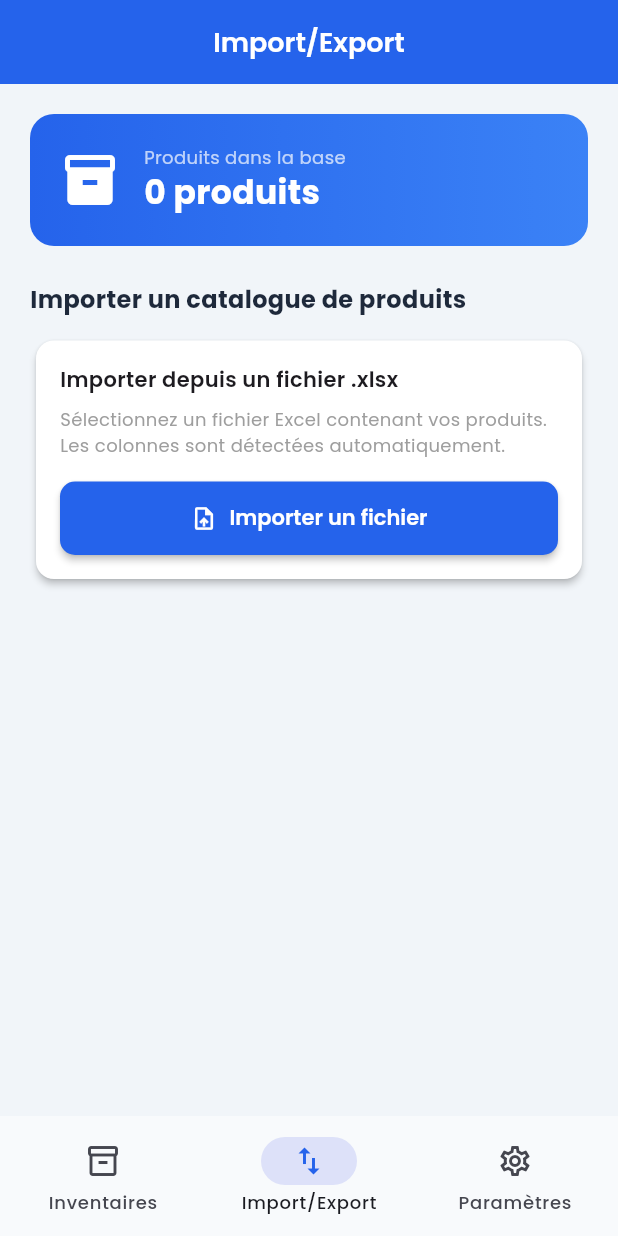
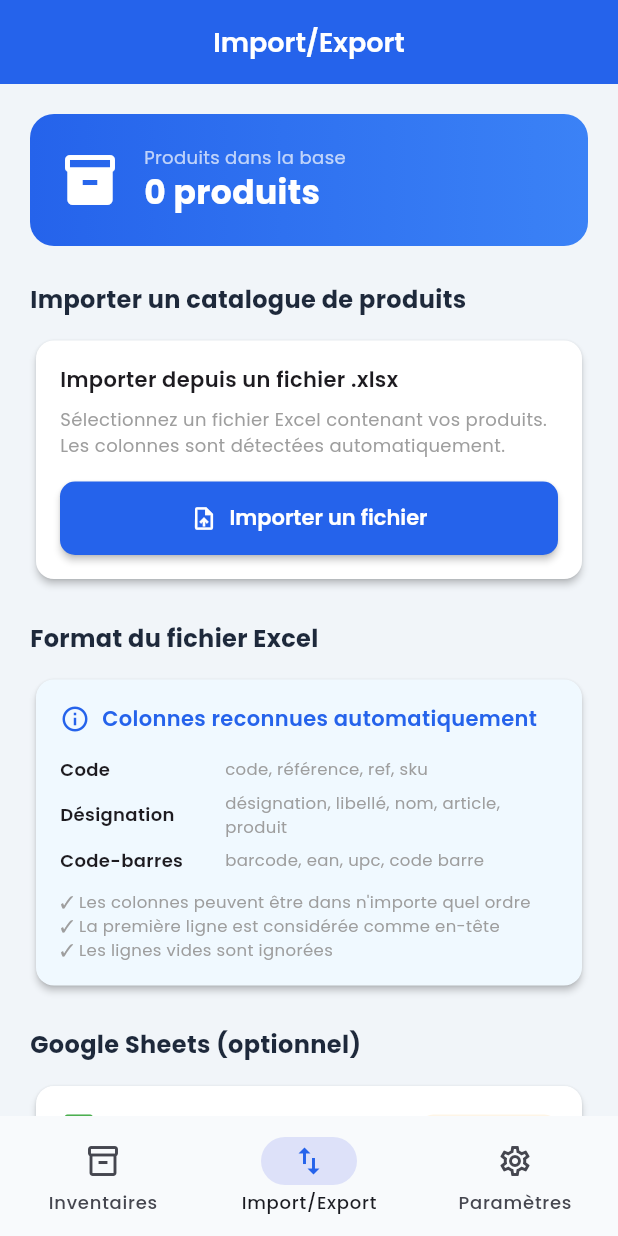
Before and after one commit to aissaboukr-hub/flutter_inventory, a Flutter app: the screen it shows after launch, item 2 of the bottom bar chosen, after a tap on "Importer un fichier", on a phone screen of 412 x 824 dp. Run offline on Flutter 3.47's test engine with Material 3 defaults, Android fonts, the light colour scheme and no system bars; our stand-ins replace file_picker, flutter_slidable, flutter_staggered_animations, google_fonts, open_filex, share_plus and 1 more; missing offline and left inert: excel, gsheets, mobile_scanner; accounts and stored records are empty; network calls fail.

Commit message:
Mise à jour du projet

```diff
--- a/lib/screens/import_export_screen.dart
+++ b/lib/screens/import_export_screen.dart
@@ -3,7 +3,6 @@ import 'package:flutter_inventory/database/database_helper.dart';
 import 'package:flutter_inventory/services/excel_service.dart';
 import 'package:flutter_inventory/theme/app_theme.dart';
 import 'package:flutter_inventory/l10n/app_localizations.dart';
-import '../services/excel_progress_service.dart';
 
 class ImportExportScreen extends StatefulWidget {
   const ImportExportScreen({super.key});
@@ -14,9 +13,7 @@ class ImportExportScreen extends StatefulWidget {
 
 class _ImportExportScreenState extends State<ImportExportScreen> {
   bool _importing = false;
-  double _progress = 0;
   int _productCount = 0;
-  int _importedCount = 0;
   String? _lastImportInfo;
 
   @override
@@ -31,62 +28,35 @@ class _ImportExportScreenState extends State<ImportExportScreen> {
   }
 
   Future<void> _importFromFile() async {
-    setState(() {
-      _importing = true;
-      _progress = 0;
-    });
-
+    setState(() => _importing = true);
     try {
       final (products, result) = await ExcelService.importProductsFromFile();
 
-      if (products.isEmpty && !result.hasErrors) return;
+      if (products.isEmpty && !result.hasErrors) {
+        setState(() => _importing = false);
+        return;
+      }
 
       if (products.isNotEmpty) {
+        // Confirmer l'import
         final confirmed = await _showImportPreview(products.length, result);
         if (confirmed == true) {
           final inserted = await DatabaseHelper.instance.insertProductsBatch(products);
           await _loadProductCount();
           setState(() {
-            _importedCount = inserted;
             _lastImportInfo = '$inserted produits importés';
           });
-          if (mounted) _showSnack('$inserted produits importés avec succès', AppTheme.secondaryColor);
+          if (mounted) {
+            _showSnack('$inserted produits importés avec succès', AppTheme.secondaryColor);
+          }
         }
       }
 
-      if (result.hasErrors && mounted) _showErrorsDialog(result.errorMessages);
+      if (result.hasErrors && mounted) {
+        _showErrorsDialog(result.errorMessages);
+      }
     } catch (e) {
       if (mounted) _showSnack('Erreur: $e', AppTheme.errorColor);
-    } finally {
-      if (mounted) setState(() => _importing = false);
-    }
-  }
-
-  Future<void> _importFromFileWithProgress() async {
-    setState(() {
-      _importing = true;
-      _progress = 0;
-    });
-
-    try {
-      final products = await ExcelProgressImportService.importProducts((progress) {
-        if (mounted) setState(() => _progress = progress);
-      });
-
-      if (products.isEmpty) return;
-
-      final confirmed = await _showImportPreviewSimple(products.length);
-      if (confirmed == true) {
-        final inserted = await DatabaseHelper.instance.insertProductsBatch(products);
-        await _loadProductCount();
-        setState(() {
-          _importedCount = inserted;
-          _lastImportInfo = '$inserted produits importés';
-        });
-        _showSnack('$inserted produits importés avec succès', AppTheme.secondaryColor);
-      }
-    } catch (e) {
-      _showSnack('Erreur import: $e', AppTheme.errorColor);
     } finally {
       if (mounted) setState(() => _importing = false);
     }
@@ -110,21 +80,6 @@ class _ImportExportScreenState extends State<ImportExportScreen> {
                 style: TextStyle(fontSize: 12, color: Colors.grey)),
           ],
         ),
-        actions: [
-          TextButton(onPressed: () => Navigator.pop(ctx, false), child: const Text('Annuler')),
-          ElevatedButton(onPressed: () => Navigator.pop(ctx, true), child: const Text('Importer')),
-        ],
-      ),
-    );
-  }
-
-  Future<bool?> _showImportPreviewSimple(int count) {
-    return showDialog<bool>(
-      context: context,
-      builder: (ctx) => AlertDialog(
-        icon: const Icon(Icons.upload_file, color: AppTheme.primaryColor, size: 48),
-        title: const Text('Confirmer l\'import'),
-        content: Text('$count produits valides prêts à être importés.'),
         actions: [
           TextButton(onPressed: () => Navigator.pop(ctx, false), child: const Text('Annuler')),
           ElevatedButton(onPressed: () => Navigator.pop(ctx, true), child: const Text('Importer')),
@@ -187,15 +142,6 @@ class _ImportExportScreenState extends State<ImportExportScreen> {
     );
   }
 
-  Widget _infoRow(IconData icon, String text, Color color) => Padding(
-        padding: const EdgeInsets.symmetric(vertical: 4),
-        child: Row(children: [
-          Icon(icon, color: color, size: 20),
-          const SizedBox(width: 8),
-          Text(text),
-        ]),
-      );
-
   @override
   Widget build(BuildContext context) {
     final l10n = AppLocalizations.of(context);
@@ -211,16 +157,23 @@ class _ImportExportScreenState extends State<ImportExportScreen> {
             // Carte stats produits
             _buildStatsCard(),
             const SizedBox(height: 24),
+
+            // Section Import
             _sectionTitle('Importer un catalogue de produits'),
             const SizedBox(height: 12),
             _buildImportCard(),
-            if (_importing) ...[
-              const SizedBox(height: 16),
-              LinearProgressIndicator(value: _progress, minHeight: 10),
-              const SizedBox(height: 4),
-              Text('${(_progress * 100).toStringAsFixed(0)} %',
-                  style: const TextStyle(fontSize: 12)),
-            ],
+            const SizedBox(height: 24),
+
+            // Section format attendu
+            _sectionTitle('Format du fichier Excel'),
+            const SizedBox(height: 12),
+            _buildFormatCard(),
+            const SizedBox(height: 24),
+
+            // Section Google Sheets
+            _sectionTitle('Google Sheets (optionnel)'),
+            const SizedBox(height: 12),
+            _buildGSheetsCard(),
           ],
         ),
       ),
@@ -242,14 +195,9 @@ class _ImportExportScreenState extends State<ImportExportScreen> {
           const Text('Produits dans la base',
               style: TextStyle(color: Colors.white70, fontSize: 12)),
           Text('$_productCount produits',
-                  style: const TextStyle(
-                      color: Colors.white,
-                      fontSize: 22,
-                      fontWeight: FontWeight.bold)),
+              style: const TextStyle(color: Colors.white, fontSize: 22, fontWeight: FontWeight.bold)),
           if (_lastImportInfo != null)
-                Text(_lastImportInfo!,
-                    style:
-                        const TextStyle(color: Colors.white70, fontSize: 11)),
+            Text(_lastImportInfo!, style: const TextStyle(color: Colors.white70, fontSize: 11)),
         ]),
       ],
     ),
@@ -274,16 +222,14 @@ class _ImportExportScreenState extends State<ImportExportScreen> {
             children: [
               Expanded(
                 child: ElevatedButton.icon(
-                      onPressed: _importing ? null : _importFromFileWithProgress,
+                  onPressed: _importing ? null : _importFromFile,
                   icon: _importing
                       ? const SizedBox(
                           width: 16,
                           height: 16,
-                              child: CircularProgressIndicator(
-                                  strokeWidth: 2, color: Colors.white))
+                          child: CircularProgressIndicator(strokeWidth: 2, color: Colors.white))
                       : const Icon(Icons.upload_file),
-                      label:
-                          Text(_importing ? 'Import en cours...' : 'Importer un fichier'),
+                  label: Text(_importing ? 'Import en cours...' : 'Importer un fichier'),
                 ),
               ),
               if (_productCount > 0) ...[
@@ -301,7 +247,99 @@ class _ImportExportScreenState extends State<ImportExportScreen> {
     ),
   );
 
+  Widget _buildFormatCard() => Card(
+    color: const Color(0xFFF0F9FF),
+    child: Padding(
+      padding: const EdgeInsets.all(16),
+      child: Column(
+        crossAxisAlignment: CrossAxisAlignment.start,
+        children: [
+          const Row(children: [
+            Icon(Icons.info_outline, color: AppTheme.primaryColor, size: 20),
+            SizedBox(width: 8),
+            Text('Colonnes reconnues automatiquement',
+                style: TextStyle(fontWeight: FontWeight.w600, color: AppTheme.primaryColor)),
+          ]),
+          const SizedBox(height: 12),
+          _formatRow('Code', 'code, référence, ref, sku'),
+          _formatRow('Désignation', 'désignation, libellé, nom, article, produit'),
+          _formatRow('Code-barres', 'barcode, ean, upc, code barre'),
+          const SizedBox(height: 8),
+          const Text(
+            '✓ Les colonnes peuvent être dans n\'importe quel ordre\n'
+            '✓ La première ligne est considérée comme en-tête\n'
+            '✓ Les lignes vides sont ignorées',
+            style: TextStyle(fontSize: 11, color: Colors.grey),
+          ),
+        ],
+      ),
+    ),
+  );
+
+  Widget _buildGSheetsCard() => Card(
+    child: Padding(
+      padding: const EdgeInsets.all(16),
+      child: Column(
+        crossAxisAlignment: CrossAxisAlignment.start,
+        children: [
+          Row(children: [
+            Image.network(
+              'https://ssl.gstatic.com/docs/spreadsheets/favicon3.ico',
+              width: 24,
+              errorBuilder: (_, __, ___) => const Icon(Icons.table_chart, color: Colors.green),
+            ),
+            const SizedBox(width: 8),
+            const Text('Google Sheets', style: TextStyle(fontWeight: FontWeight.w600)),
+            const Spacer(),
+            Container(
+              padding: const EdgeInsets.symmetric(horizontal: 8, vertical: 2),
+              decoration: BoxDecoration(
+                color: AppTheme.warningColor.withOpacity(0.1),
+                borderRadius: BorderRadius.circular(10),
+              ),
+              child: const Text('Config requise', style: TextStyle(fontSize: 10, color: AppTheme.warningColor)),
+            ),
+          ]),
+          const SizedBox(height: 8),
+          const Text(
+            'Configurez votre compte de service Google dans les Paramètres pour activer la synchronisation avec Google Sheets.',
+            style: TextStyle(fontSize: 12, color: Colors.grey),
+          ),
+          const SizedBox(height: 12),
+          OutlinedButton.icon(
+            onPressed: () {
+              ScaffoldMessenger.of(context).showSnackBar(
+                const SnackBar(content: Text('Configurez Google Sheets dans les paramètres')),
+              );
+            },
+            icon: const Icon(Icons.settings_outlined),
+            label: const Text('Configurer'),
+          ),
+        ],
+      ),
+    ),
+  );
+
   Widget _sectionTitle(String title) => Text(title,
-      style: const TextStyle(
-          fontSize: 16, fontWeight: FontWeight.w700, color: Color(0xFF1E293B)));
+      style: const TextStyle(fontSize: 16, fontWeight: FontWeight.w700, color: Color(0xFF1E293B)));
+
+  Widget _formatRow(String col, String keywords) => Padding(
+    padding: const EdgeInsets.symmetric(vertical: 3),
+    child: Row(children: [
+      SizedBox(
+        width: 110,
+        child: Text(col, style: const TextStyle(fontWeight: FontWeight.w600, fontSize: 12)),
+      ),
+      Expanded(child: Text(keywords, style: const TextStyle(fontSize: 11, color: Colors.grey))),
+    ]),
+  );
+
+  Widget _infoRow(IconData icon, String text, Color color) => Padding(
+    padding: const EdgeInsets.symmetric(vertical: 4),
+    child: Row(children: [
+      Icon(icon, color: color, size: 20),
+      const SizedBox(width: 8),
+      Text(text),
+    ]),
+  );
 }
--- a/lib/services/excel_progress_service.dart
+++ /dev/null
@@ -1,66 +0,0 @@
-import 'dart:io';
-import 'package:excel/excel.dart';
-import 'package:file_picker/file_picker.dart';
-import 'package:flutter_inventory/models/product.dart';
-
-typedef ProgressCallback = void Function(double progress);
-
-class ExcelProgressImportService {
-
-  static const int _maxRows = 200000;
-
-  static Future<List<Product>> importProducts(ProgressCallback onProgress) async {
-    final result = await FilePicker.platform.pickFiles(
-      type: FileType.custom,
-      allowedExtensions: ['xlsx', 'xls'],
-    );
-
-    if (result == null || result.files.isEmpty) return [];
-
-    final file = result.files.first;
-    final bytes = file.bytes ?? await File(file.path!).readAsBytes();
-
-    final excel = Excel.decodeBytes(bytes);
-    final products = <Product>[];
-
-    for (final tableName in excel.tables.keys) {
-      final sheet = excel.tables[tableName]!;
-
-      if (sheet.rows.isEmpty) continue;
-
-      final headerRow = sheet.rows.first;
-      int codeIdx = 0;
-      int designationIdx = 1;
-      int barcodeIdx = 2;
-
-      final totalRows = sheet.rows.length - 1;
-
-      for (int r = 1; r < sheet.rows.length && r < _maxRows; r++) {
-        final row = sheet.rows[r];
-        if (row.isEmpty) continue;
-
-        final code = row.length > codeIdx ? (row[codeIdx]?.value?.toString().trim() ?? '') : '';
-        final designation = row.length > designationIdx ? (row[designationIdx]?.value?.toString().trim() ?? '') : '';
-        final barcode = row.length > barcodeIdx ? (row[barcodeIdx]?.value?.toString().trim() ?? '') : '';
-
-        if (designation.isEmpty) continue;
-
-        products.add(Product(
-          code: code.isEmpty ? 'AUTO_${r + 1}' : code,
-          designation: designation,
-          barcode: barcode.isEmpty ? 'BC_${code.isNotEmpty ? code : r + 1}' : barcode,
-        ));
-
-        // Mise à jour progression toutes les 100 lignes
-        if (r % 100 == 0 || r == totalRows) {
-          onProgress(r / totalRows);
-        }
-      }
-
-      break;
-    }
-
-    onProgress(1.0); // terminé
-    return products;
-  }
-}
--- a/lib/services/excel_service.dart
+++ b/lib/services/excel_service.dart
@@ -8,7 +8,6 @@ import 'package:path_provider/path_provider.dart';
 import 'package:share_plus/share_plus.dart';
 import 'package:intl/intl.dart';
 import 'package:flutter/foundation.dart';
-import '../services/excel_progress_service.dart';
 
 class ImportResult {
   final int imported;
```
Lines whose indentation alone changed are shown as unchanged.
